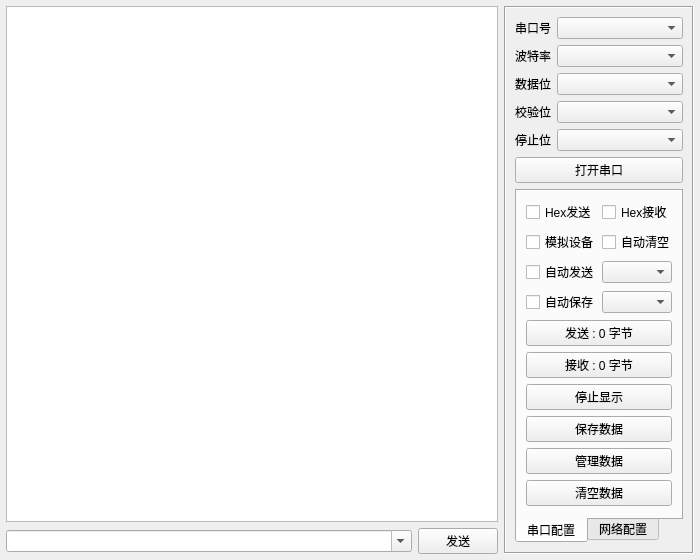
This is frmcomtool.ui in GitHubFroxy/com as Qt 5 draws it before an edit. The edited form follows.
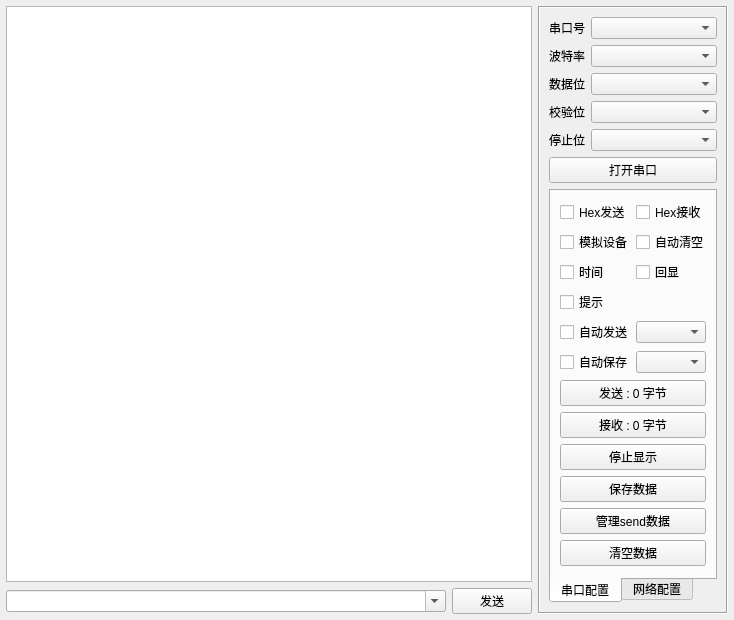
This is the edited form.

Commit message:
<添加>（回显、时间、提示的开关）<优化>(采用枚举方式定义)
1、可以控制回显功能、时间、提示信息的开关显示功能
2、优化显示类型的定义

```diff
--- a/frmcomtool.ui
+++ b/frmcomtool.ui
@@ -6,8 +6,8 @@
    <rect>
     <x>0</x>
     <y>0</y>
-    <width>700</width>
-    <height>515</height>
+    <width>734</width>
+    <height>577</height>
    </rect>
   </property>
   <layout class="QGridLayout" name="gridLayout_6">
@@ -168,6 +168,26 @@
           <string>串口配置</string>
          </attribute>
          <layout class="QGridLayout" name="gridLayout_5">
+          <item row="11" column="0" colspan="2">
+           <spacer name="verticalSpacer">
+            <property name="orientation">
+             <enum>Qt::Vertical</enum>
+            </property>
+            <property name="sizeHint" stdset="0">
+             <size>
+              <width>20</width>
+              <height>2</height>
+             </size>
+            </property>
+           </spacer>
+          </item>
+          <item row="1" column="0">
+           <widget class="QCheckBox" name="ckDebug">
+            <property name="text">
+             <string>模拟设备</string>
+            </property>
+           </widget>
+          </item>
           <item row="0" column="0">
            <widget class="QCheckBox" name="ckHexSend">
             <property name="text">
@@ -182,13 +202,6 @@
             </property>
            </widget>
           </item>
-          <item row="1" column="0">
-           <widget class="QCheckBox" name="ckDebug">
-            <property name="text">
-             <string>模拟设备</string>
-            </property>
-           </widget>
-          </item>
           <item row="1" column="1">
            <widget class="QCheckBox" name="ckAutoClear">
             <property name="text">
@@ -196,7 +209,21 @@
             </property>
            </widget>
           </item>
-          <item row="2" column="0" colspan="2">
+          <item row="5" column="0" colspan="2">
+           <widget class="QPushButton" name="btnSendCount">
+            <property name="text">
+             <string>发送 : 0 字节</string>
+            </property>
+           </widget>
+          </item>
+          <item row="6" column="0" colspan="2">
+           <widget class="QPushButton" name="btnReceiveCount">
+            <property name="text">
+             <string>接收 : 0 字节</string>
+            </property>
+           </widget>
+          </item>
+          <item row="4" column="0" colspan="2">
            <layout class="QGridLayout" name="gridLayout">
             <item row="0" column="0">
              <widget class="QCheckBox" name="ckAutoSend">
@@ -234,60 +261,54 @@
             </item>
            </layout>
           </item>
-          <item row="3" column="0" colspan="2">
-           <widget class="QPushButton" name="btnSendCount">
-            <property name="text">
-             <string>发送 : 0 字节</string>
-            </property>
-           </widget>
-          </item>
-          <item row="4" column="0" colspan="2">
-           <widget class="QPushButton" name="btnReceiveCount">
-            <property name="text">
-             <string>接收 : 0 字节</string>
-            </property>
-           </widget>
-          </item>
-          <item row="5" column="0" colspan="2">
-           <widget class="QPushButton" name="btnStopShow">
-            <property name="text">
-             <string>停止显示</string>
-            </property>
-           </widget>
-          </item>
-          <item row="6" column="0" colspan="2">
-           <widget class="QPushButton" name="btnSave">
-            <property name="text">
-             <string>保存数据</string>
-            </property>
-           </widget>
-          </item>
-          <item row="7" column="0" colspan="2">
-           <widget class="QPushButton" name="btnData">
-            <property name="text">
-             <string>管理数据</string>
-            </property>
-           </widget>
-          </item>
-          <item row="8" column="0" colspan="2">
+          <item row="10" column="0" colspan="2">
            <widget class="QPushButton" name="btnClear">
             <property name="text">
              <string>清空数据</string>
             </property>
            </widget>
           </item>
+          <item row="8" column="0" colspan="2">
+           <widget class="QPushButton" name="btnSave">
+            <property name="text">
+             <string>保存数据</string>
+            </property>
+           </widget>
+          </item>
           <item row="9" column="0" colspan="2">
-           <spacer name="verticalSpacer">
-            <property name="orientation">
-             <enum>Qt::Vertical</enum>
+           <widget class="QPushButton" name="btnData">
+            <property name="text">
+             <string>管理send数据</string>
             </property>
-            <property name="sizeHint" stdset="0">
-             <size>
-              <width>20</width>
-              <height>2</height>
-             </size>
+           </widget>
+          </item>
+          <item row="7" column="0" colspan="2">
+           <widget class="QPushButton" name="btnStopShow">
+            <property name="text">
+             <string>停止显示</string>
             </property>
-           </spacer>
+           </widget>
+          </item>
+          <item row="2" column="1">
+           <widget class="QCheckBox" name="ckShowSend">
+            <property name="text">
+             <string>回显</string>
+            </property>
+           </widget>
+          </item>
+          <item row="2" column="0">
+           <widget class="QCheckBox" name="ckShowTime">
+            <property name="text">
+             <string>时间</string>
+            </property>
+           </widget>
+          </item>
+          <item row="3" column="0">
+           <widget class="QCheckBox" name="ckShowTip">
+            <property name="text">
+             <string>提示</string>
+            </property>
+           </widget>
           </item>
          </layout>
         </widget>
```
The commit also changes 3 other files.
